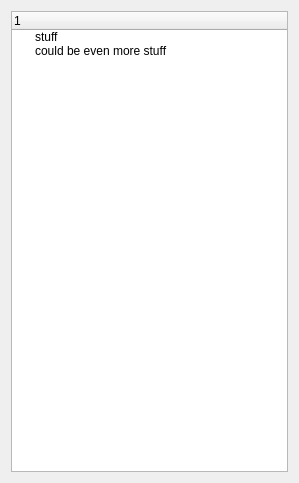
Qt form AnotherTree.ui (bendalab/NixView) before a commit.
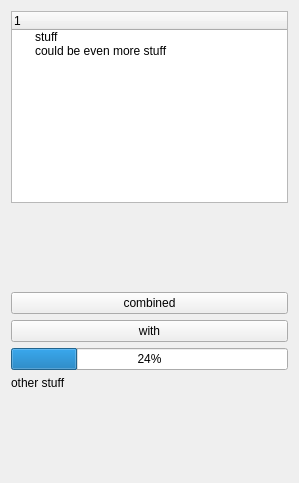
The same form after that commit.

Commit message: proof of concept

The edit to the form file:
```diff
--- a/AnotherTree.ui
+++ b/AnotherTree.ui
@@ -14,6 +14,34 @@
    <string>Form</string>
   </property>
   <layout class="QGridLayout" name="gridLayout">
+   <item row="2" column="0">
+    <widget class="QPushButton" name="pushButton">
+     <property name="text">
+      <string>combined</string>
+     </property>
+    </widget>
+   </item>
+   <item row="5" column="0">
+    <widget class="QLabel" name="label">
+     <property name="text">
+      <string>other stuff</string>
+     </property>
+    </widget>
+   </item>
+   <item row="3" column="0">
+    <widget class="QPushButton" name="pushButton_2">
+     <property name="text">
+      <string>with</string>
+     </property>
+    </widget>
+   </item>
+   <item row="4" column="0">
+    <widget class="QProgressBar" name="progressBar">
+     <property name="value">
+      <number>24</number>
+     </property>
+    </widget>
+   </item>
    <item row="0" column="0">
     <widget class="QTreeWidget" name="treeWidget">
      <column>
@@ -33,6 +61,32 @@
      </item>
     </widget>
    </item>
+   <item row="1" column="0">
+    <spacer name="verticalSpacer">
+     <property name="orientation">
+      <enum>Qt::Vertical</enum>
+     </property>
+     <property name="sizeHint" stdset="0">
+      <size>
+       <width>20</width>
+       <height>40</height>
+      </size>
+     </property>
+    </spacer>
+   </item>
+   <item row="6" column="0">
+    <spacer name="verticalSpacer_2">
+     <property name="orientation">
+      <enum>Qt::Vertical</enum>
+     </property>
+     <property name="sizeHint" stdset="0">
+      <size>
+       <width>20</width>
+       <height>40</height>
+      </size>
+     </property>
+    </spacer>
+   </item>
   </layout>
  </widget>
  <resources/>
```
